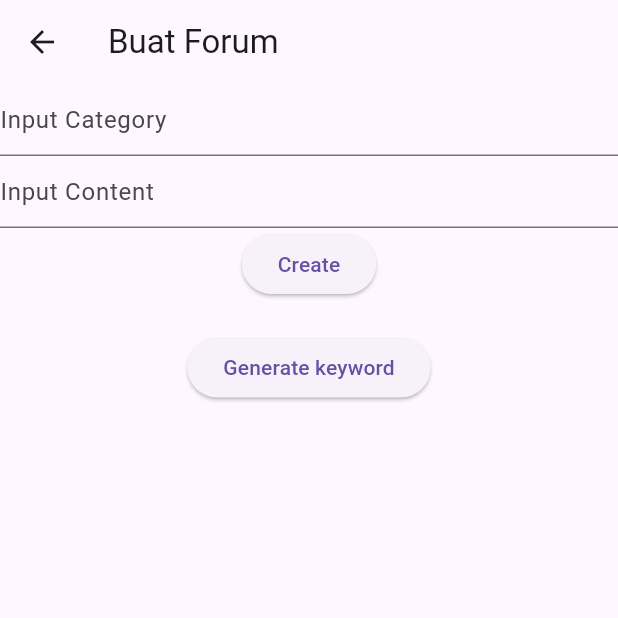
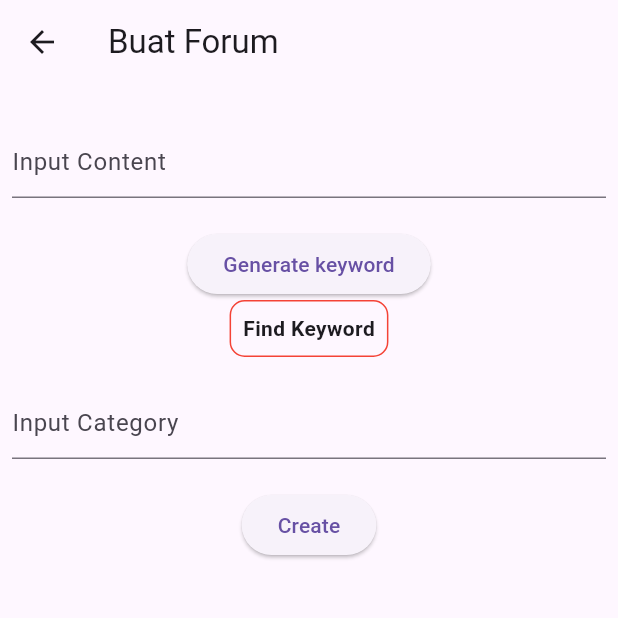
Before and after one commit to frdmn12/petHub, a Flutter app: the CreateForumPage screen opened directly, after a tap on "Generate keyword", on a phone screen of 412 x 824 dp, the top half of it. Run offline on Flutter 3.47's test engine with Material 3 defaults, Android fonts, the phone set to English and light mode, and no system bars; our stand-ins replace cloud_firestore, firebase_auth, firebase_core, flutter_spinkit, google_maps_flutter, page_transition; missing offline and left inert: chat_gpt_flutter, keyboard_attachable; accounts and stored records are empty; network calls fail; project files that could hold a hidden picture were left out.

Commit message:
Add Generate Keyword - Fitur Ai

```diff
--- a/lib/pages/mainPages/createForum.dart
+++ b/lib/pages/mainPages/createForum.dart
@@ -4,6 +4,7 @@ import 'package:pethub/services/auth.dart';
 import 'package:pethub/services/database.dart';
 import 'dart:convert';
 import 'package:http/http.dart' as http;
+import 'package:chat_gpt_flutter/chat_gpt_flutter.dart';
 
 class CreateForumPage extends StatefulWidget {
   const CreateForumPage({super.key});
@@ -15,10 +16,75 @@ class CreateForumPage extends StatefulWidget {
 class _CreateForumPageState extends State<CreateForumPage> {
   // instance
   final DatabaseService _database = DatabaseService();
+  final ChatGpt chatGpt =
+      ChatGpt(apiKey: "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");
 
   final TextEditingController _contentController = TextEditingController();
   final TextEditingController _categoryController = TextEditingController();
-  final TextEditingController _keywordController = TextEditingController();
+  final TextEditingController _keywordController =
+      TextEditingController(text: "Find Keyword");
+
+  // Future generateKeywords() async {
+  //   try {
+  //     final Uri uri =
+  //         Uri.parse('https://api.openai.com/v1/engines/davinci/completions');
+
+  //     final http.Response response = await http.post(
+  //       uri,
+  //       headers: {
+  //         'Content-Type': 'application/json',
+  //         'Authorization': 'Bearer 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',
+  //       },
+  //       body: jsonEncode({
+  //         'prompt':
+  //             'Generate keywords from this content: ${_contentController.text}',
+  //         'max_tokens': 60,
+  //         // 'model': 'davinci',
+  //       }),
+  //     );
+
+  //     if (response.statusCode == 200) {
+  //       final Map<String, dynamic> data = jsonDecode(response.body);
+  //       final String keywords = data['choices'][0]['text'].toString();
+
+  //       setState(() {
+  //         _keywordController.text = keywords;
+  //       });
+  //     } else {
+  //       print(response.body.toString());
+  //       throw Exception('Failed to generate keywords');
+  //     }
+  //   } catch (e) {
+  //     print('Error generating keywords: $e');
+  //   }
+  // }
+
+  Future generateKeywords(String sentence) async {
+    try {
+      final url = Uri.parse('http://10.0.2.2:8000/forum/extract');
+      final response = await http.post(
+        url,
+        headers: <String, String>{
+          'Content-Type': 'application/json; charset=UTF-8'
+        },
+        body: jsonEncode(<String, dynamic>{'sentence': sentence}),
+      );
+
+      if (response.statusCode == 200) {
+        final List<String> keywords =
+            List<String>.from(jsonDecode(response.body));
+        setState(() {
+          _keywordController.text = keywords.join(', ');
+        });
+        print(keywords);
+      } else {
+        print('Response body: ${response.body}');
+        throw Exception('Failed to generate keywords');
+      }
+    } catch (e) {
+      print('Error generating keywords: $e');
+    }
+  }
 
   @override
   Widget build(BuildContext context) {
@@ -26,37 +92,71 @@ class _CreateForumPageState extends State<CreateForumPage> {
       appBar: AppBar(
         title: Text("Buat Forum"),
       ),
-      body: Column(
-        children: [
-          TextFormField(
-            controller: _categoryController,
-            decoration: InputDecoration(
-              hintText: 'Input Category'
+      body: Padding(
+        padding: const EdgeInsets.all(8.0),
+        child: Column(
+          children: [
+            SizedBox(height: 20),
+            TextFormField(
+              controller: _contentController,
+              decoration: InputDecoration(hintText: 'Input Content'),
             ),
-          ),
-          TextFormField(
-            controller: _contentController,
-            decoration: InputDecoration(
-              hintText: 'Input Content'
+            SizedBox(height: 20),
+            ElevatedButton(
+                onPressed: () async {
+                  // Ini untuk generate keywords pake openai
+                  // generateKeywords();
+
+                  // Ini untuk generate keywords pake express
+                  generateKeywords(_contentController.text.toString());
+                },
+                child: const Text("Generate keyword")),
+            Container(
+              padding: EdgeInsets.all(8.0),
+              decoration: BoxDecoration(
+                  border: Border.all(color: Colors.red),
+                  borderRadius: BorderRadius.circular(10.0)),
+              child: Text(
+                _keywordController.text,
+                style: TextStyle(fontWeight: FontWeight.bold),
+              ),
             ),
-          ),
-          ElevatedButton(
+            const SizedBox(height: 20),
+            TextFormField(
+              controller: _categoryController,
+              decoration: InputDecoration(hintText: 'Input Category'),
+            ),
+            const SizedBox(height: 20),
+            ElevatedButton(
               onPressed: () async {
                 dynamic result = await _database.createForum(
                     content: _contentController.text,
                     category: _categoryController.text);
+
+                if (result != null) {
+                  showDialog(
+                    context: context,
+                    builder: (BuildContext context) {
+                      return AlertDialog(
+                        title: Text('Success'),
+                        content: Text('Forum successfully created'),
+                        actions: <Widget>[
+                          TextButton(
+                            child: Text('OK'),
+                            onPressed: () {
+                              Navigator.of(context).pop();
+                            },
+                          ),
+                        ],
+                      );
+                    },
+                  );
+                }
               },
-              child: Text("Create")),
-          Text(_keywordController.text),
-          ElevatedButton(
-              onPressed: () async {
-                  // Ambil _Content
-                  // Jalankan keyword
-                  // getKeywordsFromText(_contentController.text);
-              },
-              child: Text("Generate keyword")),
-
-        ],
+              child: Text("Create"),
+            ),
+          ],
+        ),
       ),
     );
   }
--- a/pubspec.yaml
+++ b/pubspec.yaml
@@ -48,6 +48,7 @@ dependencies:
   envied: ^0.5.2
   keyboard_attachable: ^2.2.0
   flutter_keyboard_visibility: ^5.4.1
+  chat_gpt_flutter: ^1.0.15
 
 dev_dependencies:
   flutter_test:
```
Also changed, not shown: pubspec.lock.
